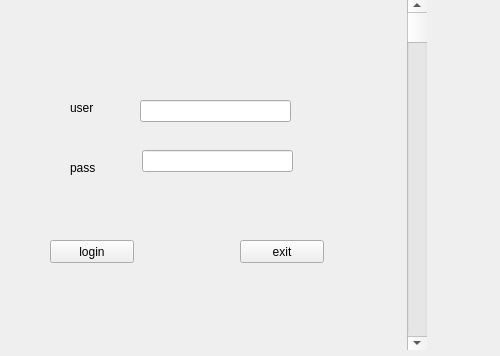
Before: the Qt Designer form login.ui in haroune50/qt_project, drawn with Qt 5.
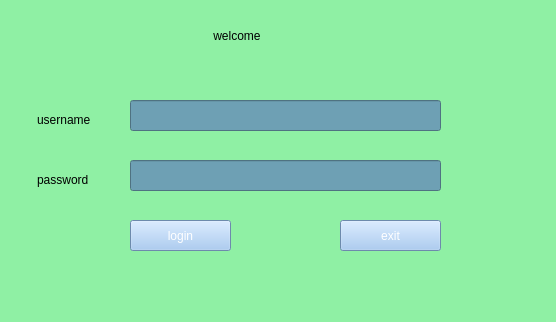
After: the same form once the commit is applied.

```diff
--- a/login.ui
+++ b/login.ui
@@ -6,22 +6,31 @@
    <rect>
     <x>0</x>
     <y>0</y>
-    <width>500</width>
-    <height>356</height>
+    <width>556</width>
+    <height>322</height>
    </rect>
   </property>
   <property name="windowTitle">
    <string>Widget</string>
   </property>
+  <property name="styleSheet">
+   <string notr="true">
+background-color: rgb(143, 240, 164);</string>
+  </property>
   <widget class="QPushButton" name="b1_login">
    <property name="geometry">
     <rect>
-     <x>50</x>
-     <y>240</y>
-     <width>84</width>
-     <height>23</height>
+     <x>130</x>
+     <y>220</y>
+     <width>101</width>
+     <height>31</height>
     </rect>
    </property>
+   <property name="styleSheet">
+    <string notr="true">color: qlineargradient(spread:pad, x1:0, y1:0, x2:1, y2:0, stop:0 rgba(0, 0, 0, 255), stop:1 rgba(255, 255, 255, 255));
+background-color: rgb(153, 193, 241);
+font: 456 italic 18pt &quot;Ubuntu&quot;;</string>
+   </property>
    <property name="text">
     <string>login</string>
    </property>
@@ -29,12 +38,18 @@
   <widget class="QPushButton" name="b2_exit">
    <property name="geometry">
     <rect>
-     <x>240</x>
-     <y>240</y>
-     <width>84</width>
-     <height>23</height>
+     <x>340</x>
+     <y>220</y>
+     <width>101</width>
+     <height>31</height>
     </rect>
    </property>
+   <property name="styleSheet">
+    <string notr="true">color: qlineargradient(spread:pad, x1:0, y1:0, x2:1, y2:0, stop:0 rgba(0, 0, 0, 255), stop:1 rgba(255, 255, 255, 255));
+font: 10pt &quot;Ubuntu&quot;;
+font: 456 italic 18pt &quot;Ubuntu&quot;;
+background-color: rgb(153, 193, 241);</string>
+   </property>
    <property name="text">
     <string>exit</string>
    </property>
@@ -45,60 +60,60 @@
   <widget class="QLineEdit" name="lineEdit">
    <property name="geometry">
     <rect>
-     <x>140</x>
+     <x>130</x>
      <y>100</y>
-     <width>151</width>
-     <height>22</height>
+     <width>311</width>
+     <height>31</height>
     </rect>
    </property>
+   <property name="styleSheet">
+    <string notr="true">background-color: rgb(110, 160, 180);</string>
+   </property>
   </widget>
   <widget class="QLineEdit" name="lineEdit_2">
    <property name="geometry">
     <rect>
-     <x>142</x>
-     <y>150</y>
-     <width>151</width>
-     <height>22</height>
-    </rect>
-   </property>
-  </widget>
-  <widget class="QLabel" name="l2">
-   <property name="geometry">
-    <rect>
-     <x>70</x>
+     <x>130</x>
      <y>160</y>
-     <width>58</width>
-     <height>15</height>
+     <width>311</width>
+     <height>31</height>
     </rect>
+   </property>
+   <property name="styleSheet">
+    <string notr="true">background-color: rgb(110, 160, 180);</string>
+   </property>
+  </widget>
+  <widget class="QLabel" name="l2">
+   <property name="geometry">
+    <rect>
+     <x>37</x>
+     <y>170</y>
+     <width>91</width>
+     <height>20</height>
+    </rect>
+   </property>
+   <property name="styleSheet">
+    <string notr="true">font: italic 10pt &quot;Ubuntu&quot;;
+font: 12pt &quot;Ubuntu&quot;;</string>
    </property>
    <property name="text">
-    <string>pass</string>
+    <string>password</string>
    </property>
   </widget>
   <widget class="QLabel" name="l1">
    <property name="geometry">
     <rect>
-     <x>70</x>
-     <y>100</y>
-     <width>58</width>
-     <height>15</height>
+     <x>37</x>
+     <y>110</y>
+     <width>91</width>
+     <height>20</height>
     </rect>
    </property>
+   <property name="styleSheet">
+    <string notr="true">font: italic 12pt &quot;Ubuntu&quot;;</string>
+   </property>
    <property name="text">
-    <string>user</string>
-   </property>
-  </widget>
-  <widget class="QScrollBar" name="verticalScrollBar">
-   <property name="geometry">
-    <rect>
-     <x>407</x>
-     <y>-1</y>
-     <width>20</width>
-     <height>351</height>
-    </rect>
-   </property>
-   <property name="orientation">
-    <enum>Qt::Orientation::Vertical</enum>
+    <string>username</string>
    </property>
   </widget>
   <widget class="QLabel" name="label_data">
@@ -114,6 +129,28 @@
     <string/>
    </property>
   </widget>
+  <widget class="QLabel" name="label">
+   <property name="geometry">
+    <rect>
+     <x>190</x>
+     <y>20</y>
+     <width>171</width>
+     <height>31</height>
+    </rect>
+   </property>
+   <property name="styleSheet">
+    <string notr="true">
+font: 11pt &quot;Ubuntu&quot;;
+border-color: qlineargradient(spread:pad, x1:0, y1:0, x2:1, y2:0, stop:0 rgba(0, 0, 0, 255), stop:1 rgba(255, 255, 255, 255));
+font: 456 italic 16pt &quot;Ubuntu&quot;;</string>
+   </property>
+   <property name="text">
+    <string>       welcome</string>
+   </property>
+   <property name="textFormat">
+    <enum>Qt::TextFormat::PlainText</enum>
+   </property>
+  </widget>
  </widget>
  <resources/>
  <connections/>
```
